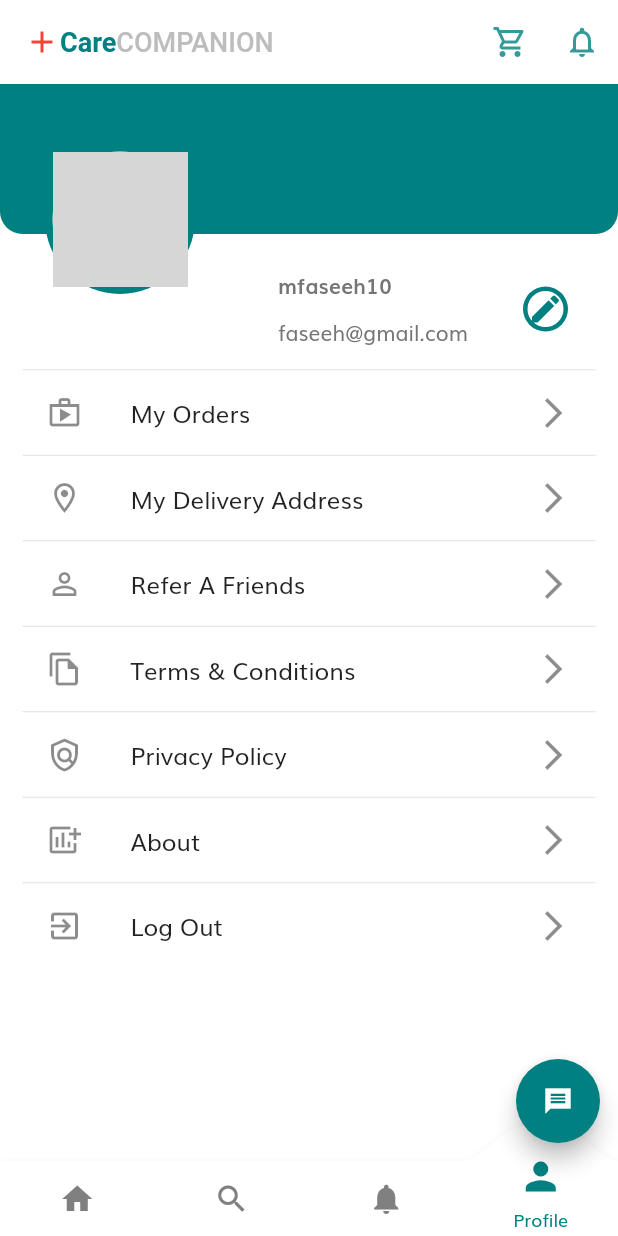
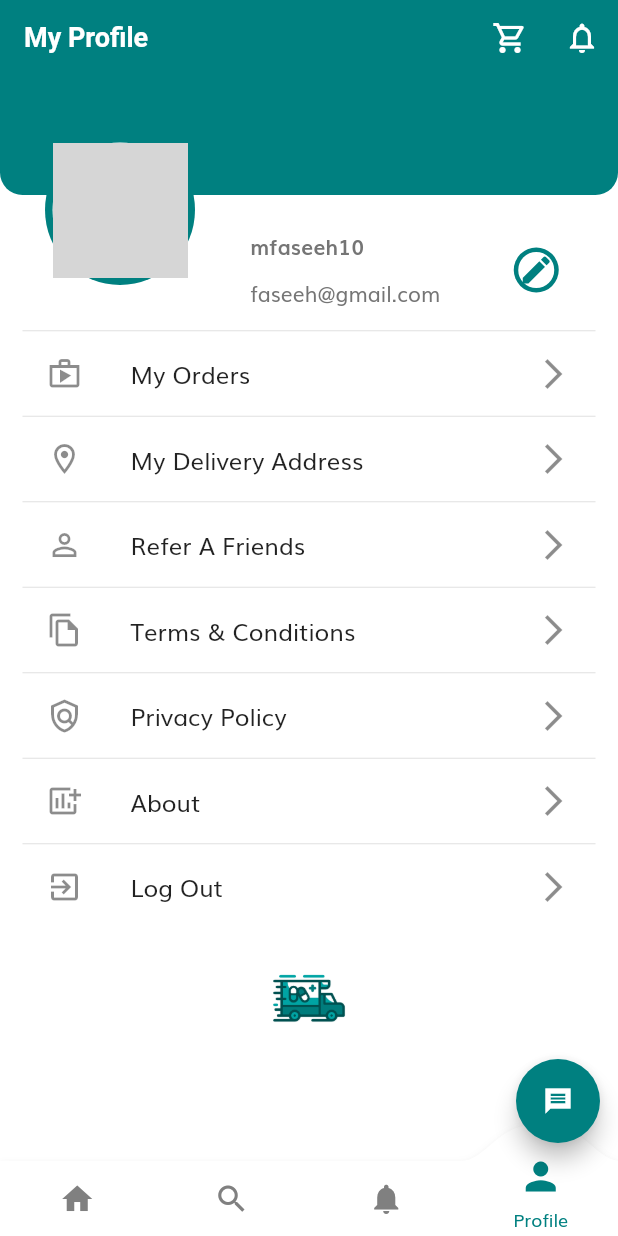
Before and after one commit to mfaseeh10/CareCompanion_MobileApp, a Flutter app: the Home screen opened by its route, item 4 of the bottom bar chosen, on a phone screen of 412 x 824 dp. Run offline on Flutter 3.47's test engine with Material 2 defaults, Android fonts, the phone set to English and light mode, and no system bars; drawn by our look-alikes of convex_bottom_bar; our stand-ins replace flutter_svg; missing offline and left inert: dart:js; network calls fail; grey boxes are pictures that could not be loaded.

Commit message:
updated appbar added some tweaks

```diff
--- a/lib/helper/data.dart
+++ b/lib/helper/data.dart
@@ -1,4 +1,7 @@
 import 'package:flutter/material.dart';
+import 'package:med_delivery_fyp/model/notifications.dart';
+import 'package:med_delivery_fyp/model/order_detail.dart';
+import 'package:med_delivery_fyp/model/orders.dart';
 import 'package:med_delivery_fyp/model/product.dart';
 import 'package:med_delivery_fyp/model/user.dart';
 
@@ -56,5 +59,78 @@ class AppData {
     username: 'mfaseeh10',
     userImage:
         'https://image.shutterstock.com/image-photo/close-portrait-young-happy-cheerful-260nw-609133178.jpg',
+    address: 'plot sc111, 8th Street, Arizona',
   );
+
+  static List<OrderDetail> orderDetailData = [
+    OrderDetail(
+        id: '1',
+        productId: '1',
+        variantId: '1',
+        quantity: 2,
+        orderId: '1',
+        total: '200'),
+    OrderDetail(
+        id: '2',
+        productId: '4',
+        variantId: '4',
+        quantity: 1,
+        orderId: '2',
+        total: '200'),
+    OrderDetail(
+        id: '3',
+        productId: '4',
+        variantId: '5',
+        quantity: 1,
+        orderId: '2',
+        total: '400'),
+  ];
+
+  static List<Notifications> notifData = [
+    Notifications(
+        id: '1',
+        userId: '1',
+        title: '',
+        message: 'Weekly photos of supermarket products',
+        createdAt: DateTime.parse("2021-11-03 20:18:04Z").toString(),
+        modifiedAt: DateTime.parse("2021-11-11 20:18:04Z").toString(),
+        seen: false),
+    Notifications(
+        id: '2',
+        userId: '1',
+        title: '',
+        message: 'We help people connect with store \naround Pakistan',
+        createdAt: DateTime.parse("2021-11-11 20:18:04Z").toString(),
+        modifiedAt: DateTime.parse("2021-11-11 20:18:04Z").toString(),
+        seen: false),
+  ];
+
+  static List<Order> orderData = [
+    Order(
+        id: '1',
+        total: '280',
+        status: 'Delivered',
+        paymentMethod: 'COD',
+        shippingAddress: user_1.address,
+        billingAddress: user_1.address,
+        userId: '1',
+        orderDate: DateTime.now().toString(),
+        deliveryDate: '15/12/2021',
+        orderDetails: orderDetailData
+            .where((element) => element.orderId == '1')
+            .toList()),
+    Order(
+        id: '2',
+        total: '600',
+        status: 'Pending',
+        paymentMethod: 'COD',
+        shippingAddress: user_1.address,
+        billingAddress: user_1.address,
+        userId: '1',
+        orderDate: DateTime.now().toString(),
+        deliveryDate: '',
+        orderDetails: orderDetailData
+            .where((element) => element.orderId == '2')
+            .toList()),
+  ];
 }
--- /dev/null
+++ b/lib/model/notifications.dart
@@ -0,0 +1,34 @@
+class Notifications {
+  late String id;
+  late String userId;
+  late String title;
+  late String message;
+  late bool seen;
+  late String modifiedAt;
+  late String createdAt;
+
+  Notifications({required this.id, required this.userId, required this.title, required this.message, required this.seen, required this.modifiedAt,
+    required this.createdAt});
+
+  Notifications.fromJson(Map<String, dynamic> json) {
+    id = json['id'];
+    userId = json['user_id'];
+    title = json['title'];
+    message = json['message'];
+    seen = json['seen']??false;
+    modifiedAt = json['modified_at'];
+    createdAt = json['created_at'];
+  }
+
+  Map<String, dynamic> toJson() {
+    final Map<String, dynamic> data = new Map<String, dynamic>();
+    data['id'] = this.id;
+    data['userId'] = this.userId;
+    data['title'] = this.title;
+    data['message'] = this.message;
+    data['seen'] = this.seen;
+    data['modified_at'] = this.modifiedAt;
+    data['created_at'] = this.createdAt;
+    return data;
+  }
+}
--- /dev/null
+++ b/lib/model/order_detail.dart
@@ -0,0 +1,31 @@
+class OrderDetail {
+  late String id;
+  late String orderId;
+  late String productId;
+  late String variantId;
+  late String total;
+  late int quantity;
+
+  OrderDetail(
+      {required this.id, required this.orderId, required this.productId, required this.variantId, required this.total, required this.quantity});
+
+  OrderDetail.fromJson(Map<String, dynamic> json) {
+    id = json['id'];
+    orderId = json['order_id'];
+    productId = json['product_id'];
+    variantId = json['variant_id'].toString();
+    total = json['total'].toString();
+    quantity = json['quantity'];
+  }
+
+  Map<String, dynamic> toJson() {
+    final Map<String, dynamic> data = new Map<String, dynamic>();
+    data['id'] = this.id;
+    data['orderId'] = this.orderId;
+    data['productId'] = this.productId;
+    data['variantId'] = this.variantId;
+    data['total'] = this.total;
+    data['quantity'] = this.quantity;
+    return data;
+  }
+}
--- /dev/null
+++ b/lib/model/orders.dart
@@ -0,0 +1,61 @@
+import 'order_detail.dart';
+
+class Order {
+  late String id;
+  late String userId;
+  late String billingAddress;
+  late String shippingAddress;
+  late String paymentMethod;
+  late String status;
+  late String orderDate;
+  late String deliveryDate;
+  late String total;
+  late List<OrderDetail> orderDetails;
+
+  Order(
+      {required this.id,
+      required this.userId,
+      required this.billingAddress,
+      required this.shippingAddress,
+      required this.paymentMethod,
+      required this.status,
+      required this.orderDate,
+      required this.deliveryDate,
+      required this.total,
+      required this.orderDetails});
+
+  Order.fromJson(Map<String, dynamic> json) {
+    id = json['id'];
+    userId = json['user_id'];
+    billingAddress = json['billing_address'];
+    shippingAddress = json['shipping_address'];
+    paymentMethod = json['payment_method'];
+    status = json['status'];
+    orderDate = json['created_date'];
+    deliveryDate = json['delivery_date'];
+    total = json['total'].toString();
+    if (json['variants'] != null) {
+      orderDetails = [];
+      json['orderDetails'].forEach((v) {
+        orderDetails.add(v);
+      });
+    }
+  }
+
+  Map<String, dynamic> toJson() {
+    final Map<String, dynamic> data = new Map<String, dynamic>();
+    data['id'] = this.id;
+    data['userId'] = this.userId;
+    data['billingAddress'] = this.billingAddress;
+    data['shippingAddress'] = this.shippingAddress;
+    data['paymentMethod'] = this.paymentMethod;
+    data['status'] = this.status;
+    data['orderDate'] = this.orderDate;
+    data['deliveryDate'] = this.deliveryDate;
+    data['total'] = this.total;
+    if (this.orderDetails != null) {
+      data['orderDetails'] = this.orderDetails.map((v) => v).toList();
+    }
+    return data;
+  }
+}
--- a/lib/model/user.dart
+++ b/lib/model/user.dart
@@ -5,6 +5,8 @@ class User {
   final String username;
   final String userEmail;
   final String userImage;
+  final String address;
+
   // final List<Color> colors;
   // final double rating;
   // final double price;
@@ -17,5 +19,6 @@ class User {
     required this.username,
     required this.userEmail,
     required this.userImage,
+    required this.address,
   });
 }
--- a/lib/screens/home/components/app_bar_title_widget.dart
+++ b/lib/screens/home/components/app_bar_title_widget.dart
@@ -1,16 +1,16 @@
 import 'package:flutter/material.dart';
+import 'package:med_delivery_fyp/config/size_config.dart';
 
 import '../../../config/constants.dart';
 
 class AppBarTitleWidget extends StatelessWidget {
-  @override
-  Widget build(BuildContext context) {
-    return Row(
+  final int currentPage;
+
+  AppBarTitleWidget({Key? key, required this.currentPage}) : super(key: key);
+
+  final List appBarContent = [
+    Row(
       children: <Widget>[
-        Icon(
-          Icons.add,
-          color: Colors.red,
-        ),
         Text.rich(
           TextSpan(
             children: [
@@ -34,6 +34,81 @@ class AppBarTitleWidget extends StatelessWidget {
           ),
         ),
       ],
-    );
+    ),
+    Row(
+      children: <Widget>[
+        Text.rich(
+          TextSpan(
+            children: [
+              TextSpan(
+                text: 'Pharmacy',
+                style: TextStyle(
+                  color: kPrimaryColor,
+                  fontSize: 18,
+                  fontWeight: FontWeight.w600,
+                ),
+              ),
+              TextSpan(
+                text: ' List',
+                style: TextStyle(
+                  color: Colors.grey[400],
+                  fontSize: 18,
+                  fontWeight: FontWeight.w600,
+                ),
+              ),
+            ],
+          ),
+        ),
+      ],
+    ),
+    Row(
+      children: <Widget>[
+        Text.rich(
+          TextSpan(
+            children: [
+              TextSpan(
+                text: 'Notifications',
+                style: TextStyle(
+                  color: kPrimaryColor,
+                  fontSize: 18,
+                  fontWeight: FontWeight.w600,
+                ),
+              ),
+            ],
+          ),
+        ),
+      ],
+    ),
+    Row(
+      children: <Widget>[
+        Text.rich(
+          TextSpan(
+            children: [
+              TextSpan(
+                text: 'My Profile',
+                style: TextStyle(
+                  color: Colors.white,
+                  fontSize: 18,
+                  fontWeight: FontWeight.w700,
+                ),
+              ),
+              // TextSpan(
+              //   text: ' Profile',
+              //   style: TextStyle(
+              //     color: Colors.grey[400],
+              //     fontSize: 18,
+              //     fontWeight: FontWeight.w600,
+              //   ),
+              // ),
+            ],
+          ),
+        ),
+      ],
+    ),
+  ];
+
+  @override
+  Widget build(BuildContext context) {
+    return appBarContent[currentPage];
   }
 }
--- a/lib/screens/home/components/pharm_near_you.dart
+++ b/lib/screens/home/components/pharm_near_you.dart
@@ -149,7 +149,7 @@ class PharmNearYouCard extends StatelessWidget {
                           style: TextStyle(
                             fontWeight: FontWeight.w800,
                             fontFamily: 'muli',
-                            color: kPrimaryColor,
+                            color: kPrimaryGrayColor,
                           ),
                         ),
                         TextSpan(
--- a/lib/screens/home/home.dart
+++ b/lib/screens/home/home.dart
@@ -8,6 +8,7 @@ import 'package:med_delivery_fyp/screens/notifications/notification_screen.dart'
 import 'package:med_delivery_fyp/screens/pharmacy_list/phar_list.dart';
 import 'package:med_delivery_fyp/screens/user_profile/user_profile_screen.dart';
 import 'package:med_delivery_fyp/shared_widgets/bottom_navigation_bar.dart';
+import 'package:med_delivery_fyp/shared_widgets/custom_appbar.dart';
 
 import 'components/app_bar_title_widget.dart';
 
@@ -41,7 +42,11 @@ class _HomeState extends State<Home> {
     SizeConfig.init(context);
 
     return Scaffold(
-      appBar: _customAppBar(context),
+      appBar: MyAppBar(
+          pageNo: selectedIndex,
+          titleWidget: AppBarTitleWidget(
+            currentPage: selectedIndex,
+          )),
       body: _screens.elementAt(selectedIndex),
       floatingActionButton: FloatingActionButton(
         backgroundColor: kPrimaryColor,
@@ -61,26 +66,26 @@ class _HomeState extends State<Home> {
   }
 }
 
-PreferredSizeWidget? _customAppBar(BuildContext ctx) {
-  return AppBar(
-    elevation: 0,
-    automaticallyImplyLeading: false,
-    title: AppBarTitleWidget(),
-    actions: <Widget>[
-      IconButton(
-        onPressed: () {},
-        icon: Icon(
-          Icons.shopping_cart_outlined,
-          color: kPrimaryColor.withOpacity(0.8),
-        ),
-      ),
-      IconButton(
-        onPressed: () {},
-        icon: Icon(
-          Icons.notifications_none,
-          color: kPrimaryColor.withOpacity(0.8),
-        ),
-      ),
-    ],
-  );
-}
+// PreferredSizeWidget? _customAppBar() {
+//   return AppBar(
+//     elevation: 0,
+//     automaticallyImplyLeading: false,
+//     title: AppBarTitleWidget(),
+//     actions: <Widget>[
+//       IconButton(
+//         onPressed: () {},
+//         icon: Icon(
+//           Icons.shopping_cart_outlined,
+//           color: kPrimaryColor.withOpacity(0.8),
+//         ),
+//       ),
+//       IconButton(
+//         onPressed: () {},
+//         icon: Icon(
+//           Icons.notifications_none,
+//           color: kPrimaryColor.withOpacity(0.8),
+//         ),
+//       ),
+//     ],
+//   );
+// }
--- a/lib/screens/pharmacy_list/phar_list.dart
+++ b/lib/screens/pharmacy_list/phar_list.dart
@@ -22,7 +22,7 @@ class PharmacyList extends StatelessWidget {
             SizedBox(height: getProportionateScreenHeight(10)),
             HomeHeader(text: 'Search Pharmacies'),
             SizedBox(height: getProportionateScreenHeight(20)),
-            TitleWithMoreBtn(title: 'Pharmacies LIST broo', press: () {}),
+            TitleWithMoreBtn(title: 'Pharmacies for you', press: () {}),
             SizedBox(height: getProportionateScreenWidth(10)),
             PharmNearYou(),
           ],
--- a/lib/screens/user_profile/user_profile_screen.dart
+++ b/lib/screens/user_profile/user_profile_screen.dart
@@ -2,10 +2,7 @@ import 'package:flutter/material.dart';
 import 'package:med_delivery_fyp/model/user.dart';
 import '../../config/constants.dart';
 import '../../helper/data.dart';
-// import 'package:food_app/config/colors.dart';
-// import 'package:food_app/models/user_model.dart';
-// import 'package:food_app/providers/user_provider.dart';
-// import 'package:food_app/screens/home/drawer_side.dart';
+import '../../config/size_config.dart';
 
 class UserProfile extends StatefulWidget {
   static String routeName = "/userProfile";
@@ -19,6 +16,8 @@ class UserProfile extends StatefulWidget {
 }
 
 class _UserProfileState extends State<UserProfile> {
+  //
+
   Widget listTile({required IconData icon, required String title}) {
     return Column(
       children: [
@@ -36,14 +35,16 @@ class _UserProfileState extends State<UserProfile> {
 
   Widget build(BuildContext context) {
     var userData = AppData.user_1;
-
+    //SizeConfig.init(context);
     return SingleChildScrollView(
-      child: Stack(
+      child: Column(
+        children: [
+          Stack(
             children: [
               Column(
                 children: [
                   Container(
-                height: 100,
+                    height: 80,
                     //color: kPrimaryColor,
                     decoration: BoxDecoration(
                       color: kPrimaryColor,
@@ -54,7 +55,7 @@ class _UserProfileState extends State<UserProfile> {
                     ),
                   ),
                   Container(
-                height: 548,
+                    height: getProportionateScreenHeight(500),
                     width: double.infinity,
                     padding: EdgeInsets.symmetric(horizontal: 15, vertical: 10),
                     child: ListView(
@@ -63,15 +64,17 @@ class _UserProfileState extends State<UserProfile> {
                           mainAxisAlignment: MainAxisAlignment.end,
                           children: [
                             Container(
-                          width: 250,
+                              width: getProportionateScreenWidth(250),
                               height: 80,
                               padding: EdgeInsets.only(left: 20),
                               child: Row(
-                            mainAxisAlignment: MainAxisAlignment.spaceAround,
+                                mainAxisAlignment:
+                                    MainAxisAlignment.spaceAround,
                                 children: [
                                   Column(
                                     mainAxisAlignment: MainAxisAlignment.center,
-                                crossAxisAlignment: CrossAxisAlignment.start,
+                                    crossAxisAlignment:
+                                        CrossAxisAlignment.start,
                                     children: [
                                       Text(
                                         userData.username,
@@ -108,12 +111,14 @@ class _UserProfileState extends State<UserProfile> {
                             icon: Icons.location_on_outlined,
                             title: "My Delivery Address"),
                         listTile(
-                        icon: Icons.person_outline, title: "Refer A Friends"),
+                            icon: Icons.person_outline,
+                            title: "Refer A Friends"),
                         listTile(
                             icon: Icons.file_copy_outlined,
                             title: "Terms & Conditions"),
                         listTile(
-                        icon: Icons.policy_outlined, title: "Privacy Policy"),
+                            icon: Icons.policy_outlined,
+                            title: "Privacy Policy"),
                         listTile(icon: Icons.add_chart, title: "About"),
                         listTile(
                             icon: Icons.exit_to_app_outlined, title: "Log Out"),
@@ -137,12 +142,23 @@ class _UserProfileState extends State<UserProfile> {
               )
             ],
           ),
+          Row(
+            mainAxisAlignment: MainAxisAlignment.center,
+            children: [
+              Container(
+                height: getProportionateScreenHeight(50),
+                width: getProportionateScreenWidth(50),
+                child: Image.asset('assets/images/delivery.png'),
+              ),
+            ],
+          )
+        ],
+      ),
     );
+
     // );
   }
 }
-
-
 
 // Scaffold(
 //       backgroundColor: kPrimaryColor,
--- /dev/null
+++ b/lib/shared_widgets/custom_appbar.dart
@@ -0,0 +1,46 @@
+import 'package:flutter/material.dart';
+
+import 'package:med_delivery_fyp/config/constants.dart';
+import 'package:med_delivery_fyp/screens/home/components/app_bar_title_widget.dart';
+
+class MyAppBar extends StatelessWidget implements PreferredSizeWidget {
+  final int pageNo;
+  final Widget titleWidget;
+
+  const MyAppBar({
+    Key? key,
+    required this.titleWidget,
+    required this.pageNo,
+  }) : super(key: key);
+
+  @override
+  Widget build(BuildContext context) {
+    return AppBar(
+      backgroundColor: pageNo == 3 ? kPrimaryColor : null,
+      leading: pageNo == 0 ? Image.asset('assets/images/delivery.png') : null,
+      elevation: 0,
+      automaticallyImplyLeading: false,
+      title: titleWidget,
+      actions: <Widget>[
+        IconButton(
+          onPressed: () {},
+          icon: Icon(
+            Icons.shopping_cart_outlined,
+            color: pageNo == 3 ? Colors.white : kPrimaryColor.withOpacity(0.8),
+          ),
+        ),
+        IconButton(
+          onPressed: () {},
+          icon: Icon(
+            Icons.notifications_none,
+            color: pageNo == 3 ? Colors.white : kPrimaryColor.withOpacity(0.8),
+          ),
+        ),
+      ],
+    );
+  }
+
+  @override
+  // TODO: implement preferredSize
+  Size get preferredSize => Size.fromHeight(50);
+}
```
Also changed, not shown: lib/screens/notifications/components/notif_item.dart (added, +64 -0 lines), lib/screens/notifications/notification_screen.dart (+5 -15 lines), assets/images/delivery.png (added). Lines whose indentation alone changed are shown as unchanged.
